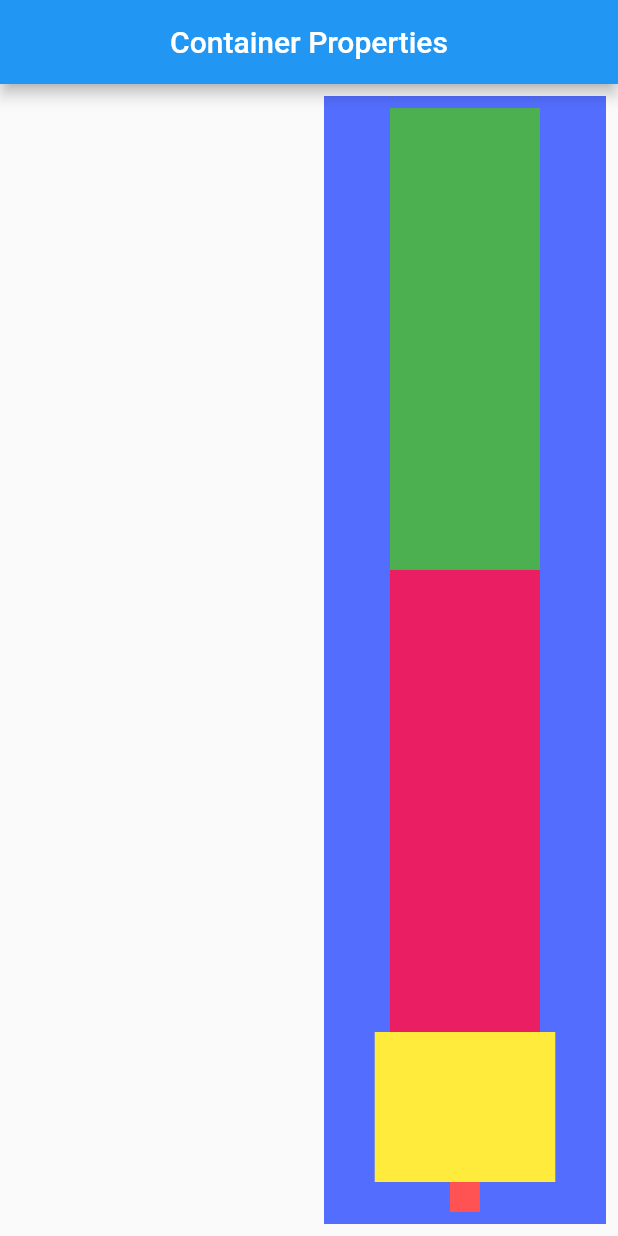
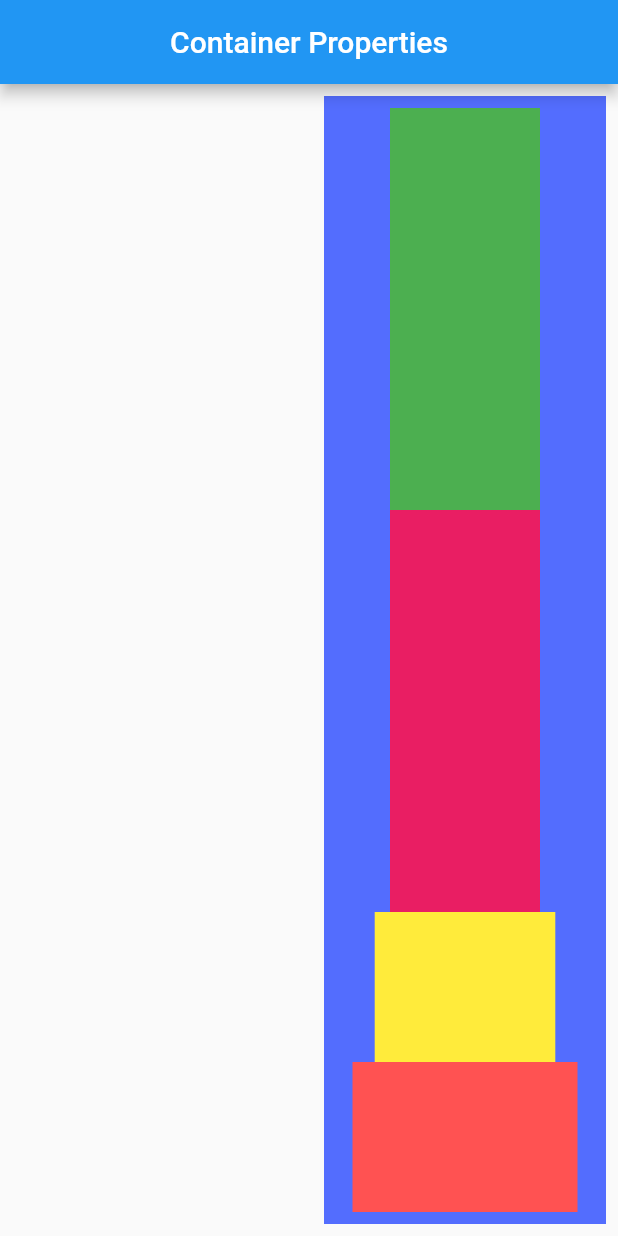
Before and after one commit to Er-Jrsingh/fluty_learn, a Flutter app: the screen it shows after launch, on a phone screen of 412 x 824 dp. Run offline on Flutter 3.47's test engine with Material 2 defaults, Android fonts, the phone set to English and light mode, and no system bars.

Commit message:
Add SizedBox fromSize

```diff
--- a/lib/main.dart
+++ b/lib/main.dart
@@ -58,12 +58,10 @@ class HomePage extends StatelessWidget {
                         color: Colors.yellow,
                       ),
                     ),
-                    SizedBox(
-                      height: 20,
-                      width: 20,
+                    SizedBox.fromSize(
                       child: Container(
                         padding: const EdgeInsets.all(8),
-                        width: 100,
+                        width: 150,
                         height: 100,
                         color: Colors.redAccent,
                       ),
```
